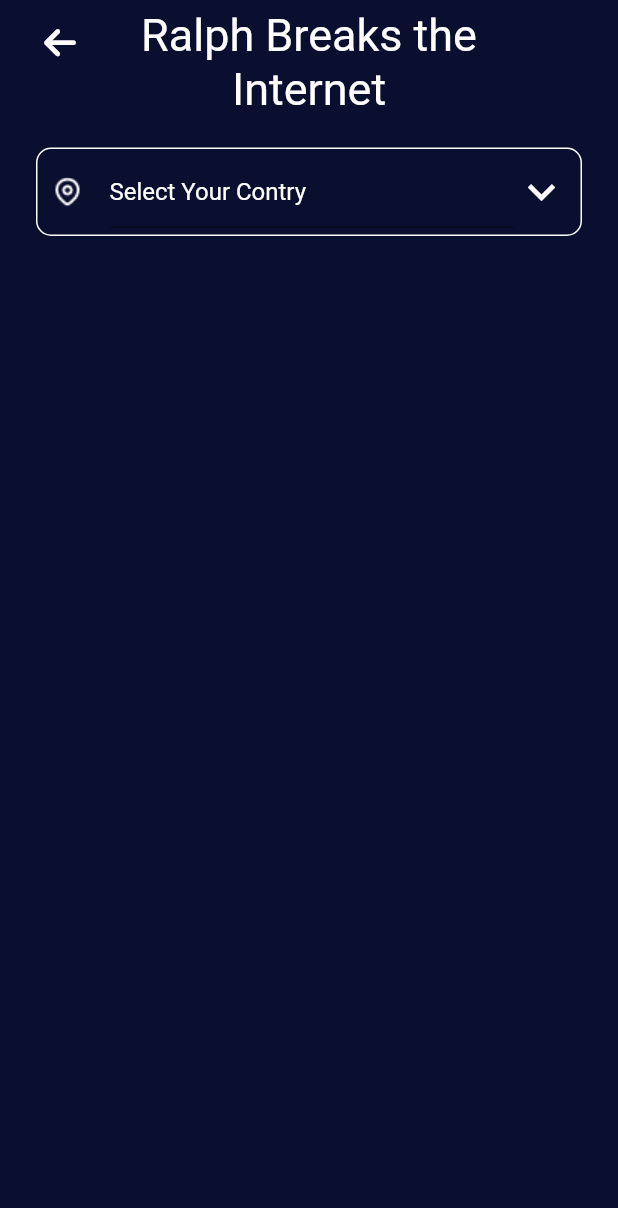
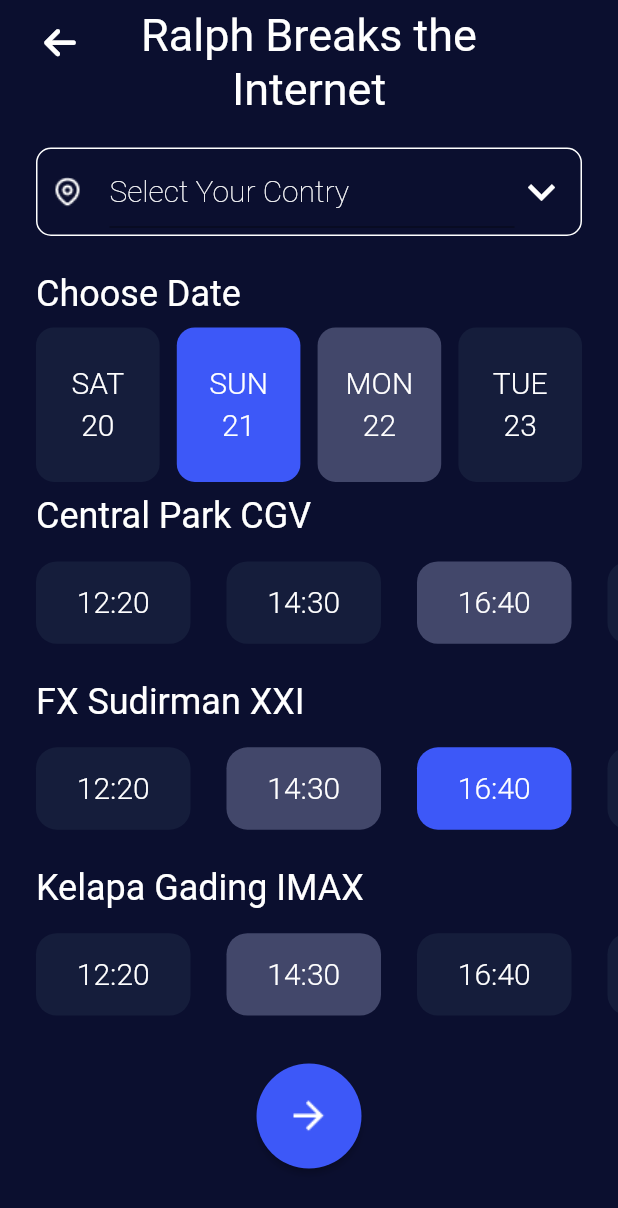
Before and after one commit to 200lab/movea-app, a Flutter app: the SelectCinemaPage screen opened directly, on a phone screen of 412 x 824 dp. Shown: the top 1208 px of the screen. Run offline on Flutter 3.47's test engine with Material 2 defaults, Android fonts, the phone set to English and light mode, and no system bars; our stand-ins replace carousel_slider, font_awesome_flutter.

Commit message:
select cinema page done

```diff
--- a/lib/src/models/movie.dart
+++ b/lib/src/models/movie.dart
@@ -1,5 +1,7 @@
 import '../constants/asset_path.dart';
 import 'cast.dart';
+
+enum TicketStates { idle, busy, active }
 
 //app data right here
 class Movie {
@@ -59,3 +61,38 @@
       casters: [],
       trailers: []),
 ];
+
+
+final List<String> days = ['SAT', 'SUN', 'MON', 'TUE'];
+final List<String> times = ['12:20', '14:30', '16:40', '19:00'];
+
+final List<TicketStates> dateStates = [
+  TicketStates.idle,
+  TicketStates.active,
+  TicketStates.busy,
+  TicketStates.idle
+];
+final List<TicketStates> timeStates_1 = [
+  TicketStates.idle,
+  TicketStates.idle,
+  TicketStates.busy,
+  TicketStates.idle
+];
+final List<TicketStates> timeStates_2 = [
+  TicketStates.idle,
+  TicketStates.busy,
+  TicketStates.active,
+  TicketStates.idle
+];
+final List<TicketStates> timeStates_3 = [
+  TicketStates.idle,
+  TicketStates.busy,
+  TicketStates.idle,
+  TicketStates.idle
+];
+final List<TicketStates> timeStates_4 = [
+  TicketStates.idle,
+  TicketStates.busy,
+  TicketStates.idle,
+  TicketStates.idle
+];
--- /dev/null
+++ b/lib/src/modules/selectCinema/component/custom_header.dart
@@ -0,0 +1,46 @@
+import 'package:flutter/material.dart';
+import 'package:font_awesome_flutter/font_awesome_flutter.dart';
+
+import '../../../config/app_color.dart';
+import '../../../config/text_style.dart';
+
+class CustomHeader extends StatelessWidget {
+  const CustomHeader({
+    Key? key,
+    required this.content,
+    required this.size,
+  }) : super(key: key);
+
+  final String content;
+  final Size size;
+
+  @override
+  Widget build(BuildContext context) {
+    return Stack(
+      children: [
+        SizedBox(
+          height: size.height / 10,
+          child: Center(
+            child: Text(
+              content ?? "Null",
+              style: TxtStyle.heading1,
+              textAlign: TextAlign.center,
+            ),
+          ),
+        ),
+        Container(
+          padding: const EdgeInsets.only(left: 16, top: 4),
+          child: IconButton(
+            onPressed: () {
+              Navigator.pop(context);
+            },
+            icon: const FaIcon(
+              FontAwesomeIcons.arrowLeft,
+              color: DarkTheme.white,
+            ),
+          ),
+        ),
+      ],
+    );
+  }
+}
--- /dev/null
+++ b/lib/src/modules/selectCinema/component/next_button.dart
@@ -0,0 +1,31 @@
+import 'package:flutter/material.dart';
+
+import '../../../config/app_color.dart';
+import '../../../constants/asset_path.dart';
+
+class NextButton extends StatelessWidget {
+  final VoidCallback onTap;
+  const NextButton({
+    Key? key,
+    required this.onTap
+  }) : super(key: key);
+
+  @override
+  Widget build(BuildContext context) {
+    return Container(
+      margin: const EdgeInsets.only(top: 16),
+      child: ElevatedButton(
+        onPressed: onTap,
+        child: const ImageIcon(
+          AssetImage(AssetPath.iconNext),
+          color: DarkTheme.white,
+          size: 30,
+        ),
+        style: ElevatedButton.styleFrom(
+            shape: const CircleBorder(),
+            padding: const EdgeInsets.all(20),
+            primary: DarkTheme.blueMain),
+      ),
+    );
+  }
+}
--- a/lib/src/modules/selectCinema/select_cinema_page.dart
+++ b/lib/src/modules/selectCinema/select_cinema_page.dart
@@ -1,9 +1,14 @@
 import 'package:flutter/material.dart';
+import 'package:flutter/rendering.dart';
 import 'package:font_awesome_flutter/font_awesome_flutter.dart';
 import 'package:movea_app/src/config/app_color.dart';
 import 'package:movea_app/src/config/text_style.dart';
-import 'package:movea_app/src/constants/app_constants.dart';
 import 'package:movea_app/src/constants/asset_path.dart';
+import 'package:movea_app/src/modules/selectCinema/select_seat_page.dart';
+
+import '../../models/movie.dart';
+import 'component/custom_header.dart';
+import 'component/next_button.dart';
 
 class SelectCinemaPage extends StatelessWidget {
   const SelectCinemaPage({Key? key}) : super(key: key);
@@ -16,31 +21,9 @@
         child: Column(
           crossAxisAlignment: CrossAxisAlignment.stretch,
           children: [
-            Stack(
-              children: [
-                SizedBox(
-                  height: size.height / 10,
-                  child: const Center(
-                    child: Text(
-                      'Ralph Breaks the\nInternet',
-                      style: TxtStyle.heading1,
-                      textAlign: TextAlign.center,
-                    ),
-                  ),
-                ),
-                Container(
-                  padding: const EdgeInsets.only(left: 16, top: 4),
-                  child: IconButton(
-                    onPressed: () {
-                      Navigator.pop(context);
-                    },
-                    icon: const FaIcon(
-                      FontAwesomeIcons.arrowLeft,
-                      color: DarkTheme.white,
-                    ),
-                  ),
-                ),
-              ],
+            CustomHeader(
+              size: size,
+              content: 'Ralph Breaks the\nInternet',
             ),
             Container(
               margin: const EdgeInsets.symmetric(vertical: 16, horizontal: 24),
@@ -54,7 +37,7 @@
                       child: TextField(
                     decoration: InputDecoration(
                         hintText: 'Select Your Contry',
-                        hintStyle: TxtStyle.heading4,
+                        hintStyle: TxtStyle.heading3Light,
                         icon: Padding(
                           padding: EdgeInsets.only(left: 8.0),
                           child: ImageIcon(
@@ -73,10 +56,131 @@
                   )
                 ],
               ),
+            ),
+            buildTitle('Choose Date'),
+            Padding(
+              padding: const EdgeInsets.symmetric(horizontal: 24.0),
+              child: Row(
+                mainAxisAlignment: MainAxisAlignment.spaceBetween,
+                children: days
+                    .map((e) => Builder(
+                          builder: (context) => buildDateWidget(size, e),
+                        ))
+                    .toList(),
+              ),
+            ),
+            buildTitle('Central Park CGV'),
+            Container(
+              margin: const EdgeInsets.only(top: 8, bottom: 16),
+              height: size.height / 15,
+              child: ListView.builder(
+                itemBuilder: (context, index) =>
+                    _buildTimeWidget(size, index, timeStates_1),
+                itemCount: times.length,
+                scrollDirection: Axis.horizontal,
+              ),
+            ),
+            buildTitle('FX Sudirman XXI'),
+            Container(
+              margin: const EdgeInsets.only(top: 8, bottom: 16),
+              height: size.height / 15,
+              child: ListView.builder(
+                itemBuilder: (context, index) =>
+                    _buildTimeWidget(size, index, timeStates_2),
+                itemCount: times.length,
+                scrollDirection: Axis.horizontal,
+              ),
+            ),
+            buildTitle('Kelapa Gading IMAX'),
+            Container(
+              margin: const EdgeInsets.only(top: 8, bottom: 16),
+              height: size.height / 15,
+              child: ListView.builder(
+                itemBuilder: (context, index) =>
+                    _buildTimeWidget(size, index, timeStates_3),
+                itemCount: times.length,
+                scrollDirection: Axis.horizontal,
+              ),
+            ),
+            NextButton(
+              onTap: () {
+                Navigator.push(
+                    context,
+                    MaterialPageRoute(
+                        builder: (context) => const SelectSeatPage()));
+              },
             )
           ],
         ),
       ),
     );
   }
+
+  Container buildDateWidget(Size size, String e) {
+    return Container(
+      height: size.height / 8,
+      width: size.width / 5,
+      decoration: BoxDecoration(
+          color: _getColor(dateStates[days.indexOf(e)]),
+          borderRadius: BorderRadius.circular(12)),
+      child: Column(
+        mainAxisAlignment: MainAxisAlignment.center,
+        children: [
+          Text(
+            e,
+            style: TxtStyle.heading3Medium,
+          ),
+          Padding(
+            padding: const EdgeInsets.only(top: 4.0),
+            child: Text(
+              (20 + days.indexOf(e)).toString(),
+              style: TxtStyle.heading3Medium,
+            ),
+          )
+        ],
+      ),
+    );
+  }
+
+  Container _buildTimeWidget(Size size, int index, List<TicketStates> states) {
+    return Container(
+      margin: const EdgeInsets.only(left: 24),
+      width: size.width / 4,
+      alignment: Alignment.center,
+      decoration: BoxDecoration(
+          color: _getColor(states[index]),
+          borderRadius: BorderRadius.circular(14)),
+      child: Text(
+        times[index],
+        style: TxtStyle.heading3Medium,
+      ),
+    );
+  }
+
+  Color _getColor(TicketStates state) {
+    switch (state) {
+      case TicketStates.idle:
+        {
+          return DarkTheme.darkBackground;
+        }
+      case TicketStates.active:
+        {
+          return DarkTheme.blueMain;
+        }
+      case TicketStates.busy:
+        {
+          return DarkTheme.greyBackground;
+        }
+    }
+  }
+
+  Container buildTitle(String content) {
+    return Container(
+      margin: EdgeInsets.symmetric(vertical: 8, horizontal: 24),
+      child: Text(
+        content,
+        style: TxtStyle.heading2,
+      ),
+    );
+  }
 }
--- /dev/null
+++ b/lib/src/modules/selectCinema/select_seat_page.dart
@@ -0,0 +1,10 @@
+import 'package:flutter/material.dart';
+
+class SelectSeatPage extends StatelessWidget {
+  const SelectSeatPage({Key? key}) : super(key: key);
+
+  @override
+  Widget build(BuildContext context) {
+    return Scaffold();
+  }
+}
```
